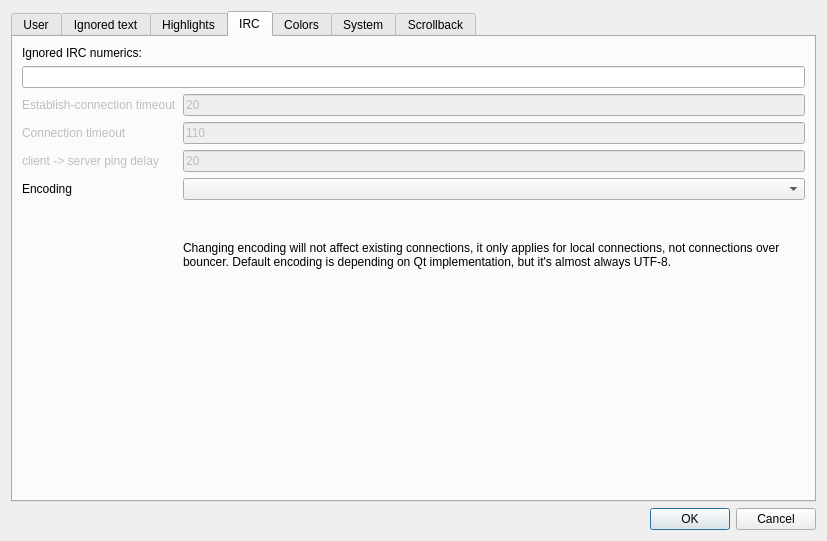
This is src/GrumpyIRC/preferenceswin.ui in grumpy-irc/grumpy as Qt 5 draws it before an edit. The edited form follows.
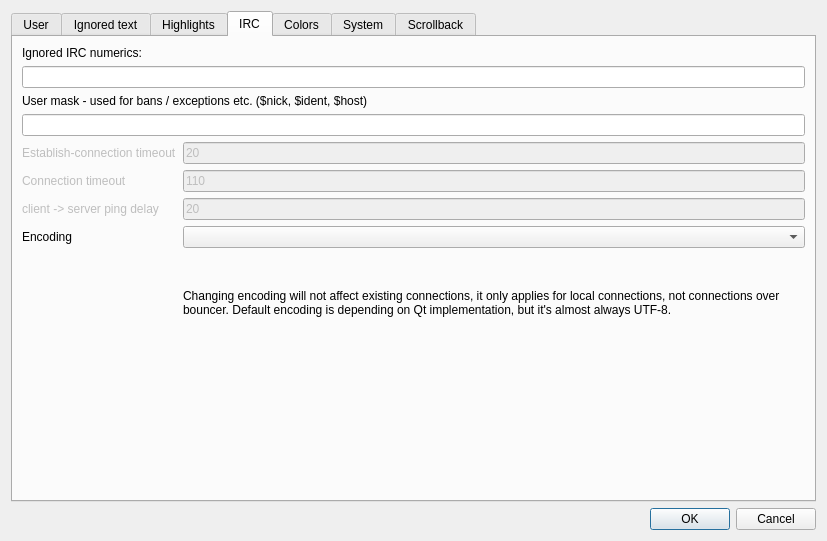
This is the edited form. The open tabs and pages were chosen to show the change.

```diff
--- a/src/GrumpyIRC/preferenceswin.ui
+++ b/src/GrumpyIRC/preferenceswin.ui
@@ -126,6 +126,16 @@
        <item>
         <widget class="QLineEdit" name="lineEdit_4"/>
        </item>
+       <item>
+        <widget class="QLabel" name="label_27">
+         <property name="text">
+          <string>User mask - used for bans / exceptions etc. ($nick, $ident, $host)</string>
+         </property>
+        </widget>
+       </item>
+       <item>
+        <widget class="QLineEdit" name="le_Mask"/>
+       </item>
        <item>
         <layout class="QFormLayout" name="formLayout_5">
          <item row="0" column="0">
```
